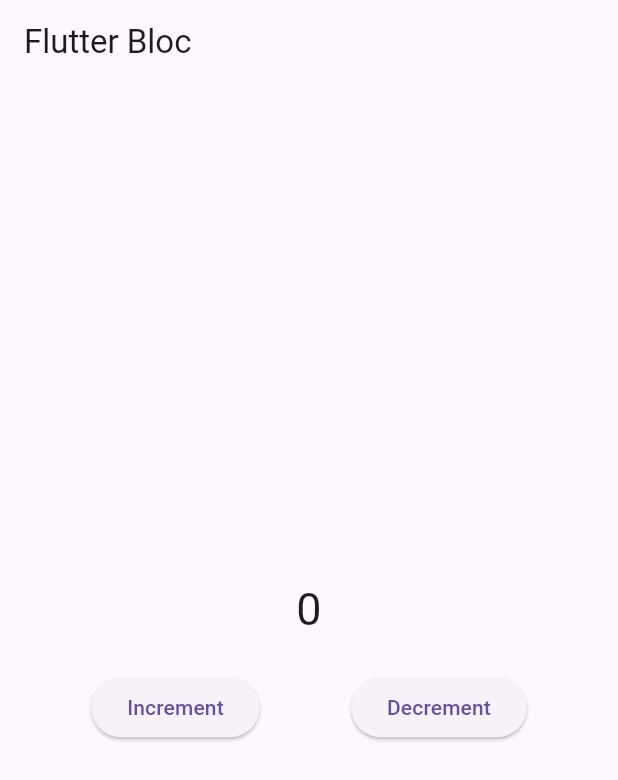
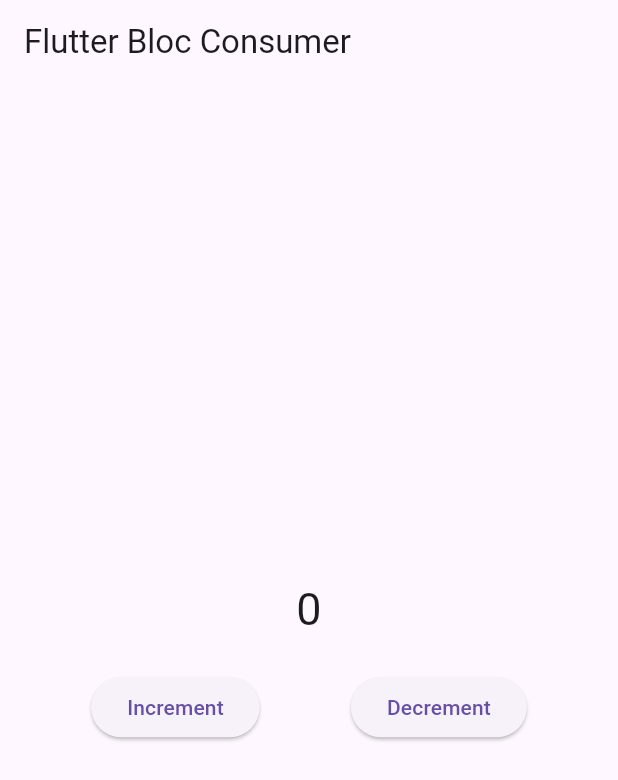
Before and after one commit to andrirynaldi/bloc_management, a Flutter app: the screen it shows after launch, on a phone screen of 412 x 824 dp. Shown: the top 780 px of the screen. Run offline on Flutter 3.47's test engine with Material 3 defaults, Android fonts, the phone set to English and light mode, and no system bars; our stand-ins replace bloc, flutter_bloc.

Commit message:
bloc comsumer

```diff
--- a/lib/home.dart
+++ b/lib/home.dart
@@ -10,12 +10,26 @@ class MyHomePage extends StatelessWidget {
   Widget build(BuildContext context) {
     return Scaffold(
       appBar: AppBar(
-        title: Text("Flutter Bloc"),
+        title: Text("Flutter Bloc Consumer"),
       ),
       body: Column(
         mainAxisAlignment: MainAxisAlignment.center,
         children: [
-          BlocListener<Counter, int>(
+          BlocConsumer<Counter, int>(
+            bloc: counter,
+            builder: (context, state) {
+              return Text(
+                "$state",
+                style: TextStyle(fontSize: 30),
+              );
+            },
+            buildWhen: (previous, current) {
+              if (current >= 10) {
+                return true;
+              } else {
+                return false;
+              }
+            },
             listener: (context, state) {
               ScaffoldMessenger.of(context).showSnackBar(
                 SnackBar(
@@ -30,16 +44,6 @@ class MyHomePage extends StatelessWidget {
                 return false;
               }
             },
-            bloc: counter,
-            child: BlocBuilder<Counter, int>(
-              bloc: counter,
-              builder: (context, state) {
-                return Text(
-                  "$state",
-                  style: TextStyle(fontSize: 30),
-                );
-              },
-            ),
           ),
           SizedBox(
             height: 20,
```
